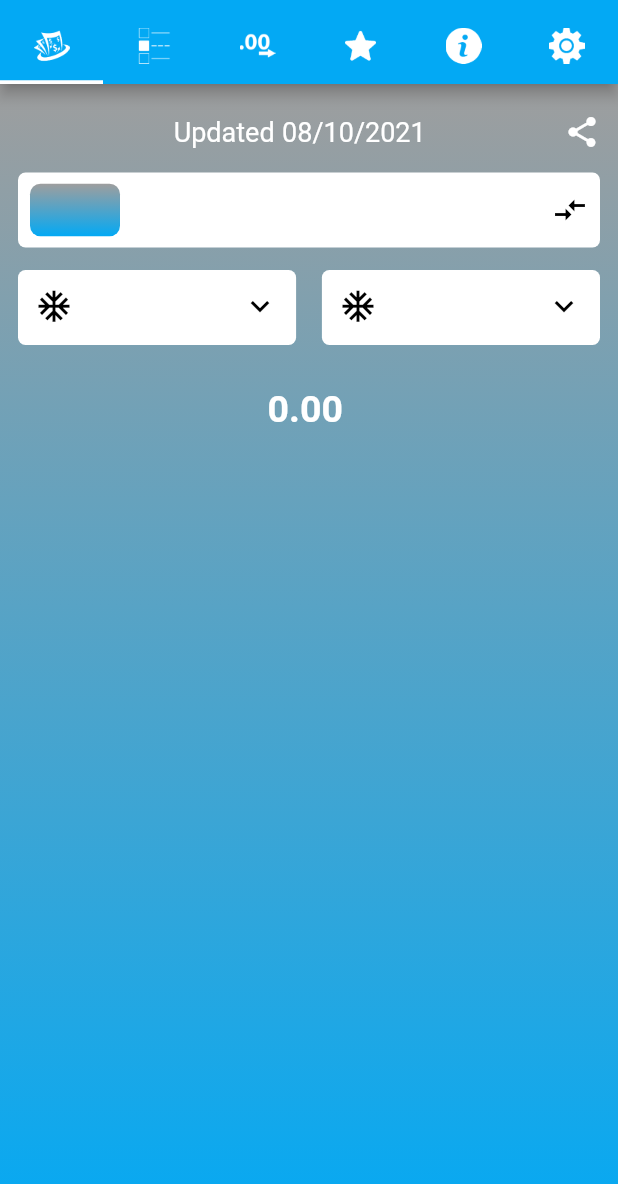
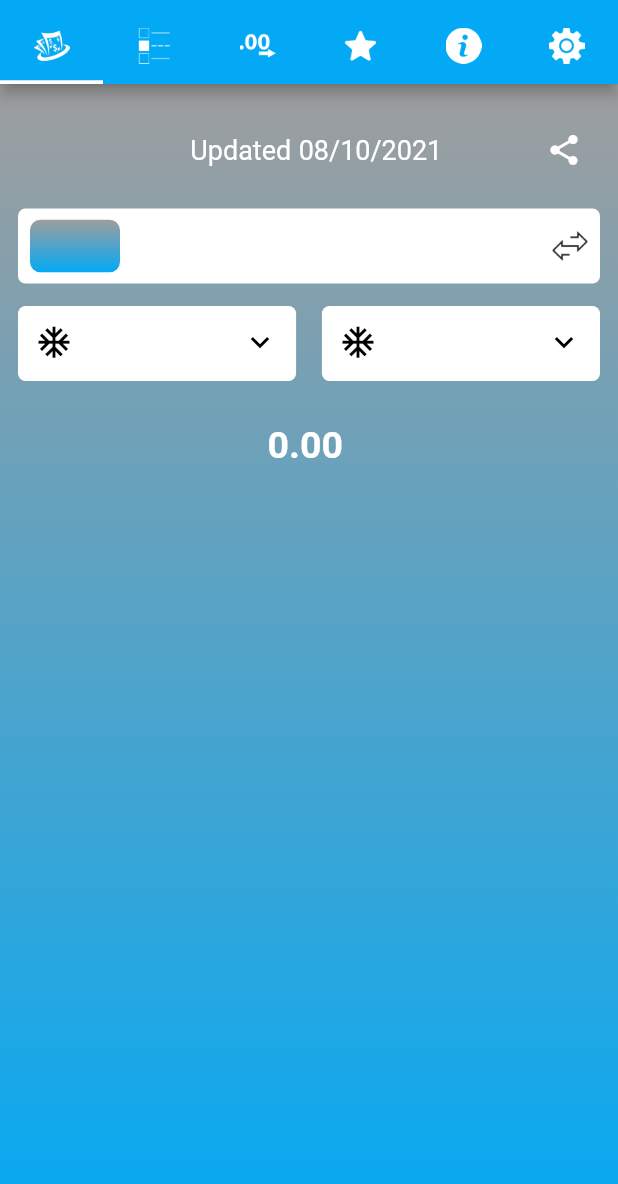
Before and after one commit to Officialchandan/currency_converter, a Flutter app: the screen it shows after launch, on a phone screen of 412 x 824 dp. Shown: the top 1184 px of the screen. Run offline on Flutter 3.47's test engine with Material 2 defaults, Android fonts, the phone set to English and light mode, and no system bars; our stand-ins replace dio, easy_localization, flutter_colorpicker, google_fonts, math_expressions, share and 2 more.

Commit message:
Day 10 E

```diff
--- a/lib/API/apis.dart
+++ b/lib/API/apis.dart
@@ -1,7 +1,7 @@
 import 'package:currency_converter/Models/model.dart';
 import 'package:dio/dio.dart';
 
-class  Apiclass {
+class Apiclass {
   static Future<Map<String, double>> getUser() async {
     String url =
         "https://www.currency.wiki/api/currency/quotes/784565d2-9c14-4b25-8235-06f6c5029b15";
--- a/lib/Models/converter_data.dart
+++ b/lib/Models/converter_data.dart
@@ -4,13 +4,13 @@
 
 import 'dart:convert';
 
+import 'package:flutter/widgets.dart';
+
 class ConverterData {
-  ConverterData({
-    required this.from,
-    this.to,
-  });
+  List<String> m = [];
+  ConverterData({this.from, this.to});
 
-  Map<String, double> from;
+  Map<String, double>? from;
   Map<String, double>? to;
 
   factory ConverterData.fromJson(String str) =>
@@ -32,7 +32,7 @@ class ConverterData {
   Map<String, dynamic> toMap() => {
         "from": from == null
             ? null
-            : Map.from(from).map((k, v) => MapEntry<String, dynamic>(k, v)),
+            : Map.from(from!).map((k, v) => MapEntry<String, dynamic>(k, v)),
         "to": to == null
             ? null
             : Map.from(to!).map((k, v) => MapEntry<String, dynamic>(k, v)),
--- a/lib/Themes/colors.dart
+++ b/lib/Themes/colors.dart
@@ -1,40 +1,40 @@
-
-
-
 import 'package:flutter/material.dart';
 import 'package:shared_preferences/shared_preferences.dart';
 
 class MyColors {
+  static Color colorPrimary =
+      Colors.lightBlue; //{ this is a color ,which change whole theme }
+  static Color firstthemecolorgr1 = Colors
+      .grey; //{ this is a gradient color of theme which is always with  'firstthemecolorgr' }
 
-  static Color colorPrimary =  Colors.lightBlue; //{ this is a color ,which change whole theme }
-  static Color firstthemecolorgr1 = Colors.grey;  //{ this is a gradient color of theme which is always with  'firstthemecolorgr' }
+  static Color calcuColor = Color(
+      0xFFB2BBF5); //{  this is a color of calculator button, we need to take this because some time it change some time not}
+  static Color textColor =
+      Colors.white; //{ this is color of all text except textfield text}
+  static Color insideTextFieldColor =
+      Colors.black; //{ this is a color of text,which is inside textField }
 
-  static Color calcuColor = Color(0xFFB2BBF5);  //{  this is a color of calculator button, we need to take this because some time it change some time not}
-  static Color textColor =Colors.white;  //{ this is color of all text except textfield text}
-  static Color insideTextFieldColor=Colors.black;  //{ this is a color of text,which is inside textField }
+  static bool checkBoxValue1 = true; //{ this boolean for date format dd/mm/yy}
+  static bool checkBoxValue2 = false; //{ this boolean for date format mm/dd/yy}
 
-  static bool checkBoxValue1=true;  //{ this boolean for date format dd/mm/yy}
-  static bool checkBoxValue2=false;  //{ this boolean for date format mm/dd/yy}
+  static bool datemm = false; //{ this boolean for date format dd/mm/yy}
+  static bool datedd = true; //{ this boolean for date format mm/dd/yy}
 
-  static bool datemm=false;  //{ this boolean for date format dd/mm/yy}
-  static bool datedd=true;  //{ this boolean for date format mm/dd/yy}
+  static int textSize =
+      2; //{ This is integer value of size ,to increment or decrement the size of fonts}
+  static bool fontsmall = false; //{ this is for doing small font by a variable}
+  static bool fontmedium =
+      true; //{ this is also same like about but it is for medium font and it will be by default}
+  static bool fontlarge = false; //{ this is for large font }
 
-  static int textSize=2;  //{ This is integer value of size ,to increment or decrement the size of fonts}
-  static bool fontsmall = false;  //{ this is for doing small font by a variable}
-  static bool fontmedium = true;  //{ this is also same like about but it is for medium font and it will be by default}
-  static  bool fontlarge = false;  //{ this is for large font }
+  static int decimalformat = 2;
 
-  static int decimalformat=2;
-
-  static List <bool> boolDecimalFormate=[false,true,false,false,false,false];
-
-
-
-
-
-
-
-
-
-
+  static List<bool> boolDecimalFormate = [
+    false,
+    true,
+    false,
+    false,
+    false,
+    false
+  ];
 }
--- a/lib/pages/add_currency_screen.dart
+++ b/lib/pages/add_currency_screen.dart
@@ -154,7 +154,7 @@ class _AddCurrencyState extends State<AddCurrency> {
                               setState(() {});
                             },
                             child: Icon(
-                              Icons.remove_circle_rounded,
+                              Icons.close,
                               size: 29,
                               color: MyColors.colorPrimary,
                             )),
--- a/lib/pages/home/home_page.dart
+++ b/lib/pages/home/home_page.dart
@@ -345,6 +345,7 @@ class CurrencyData {
   double value;
   bool favorite = false;
   bool changeIcon = false;
+  TextEditingController controller = TextEditingController();
 
   CurrencyData(
       {required this.key,
--- a/lib/pages/home/home_tab.dart
+++ b/lib/pages/home/home_tab.dart
@@ -1,8 +1,12 @@
+import 'dart:io';
+
 import 'package:currency_converter/Models/converter_data.dart';
 import 'package:currency_converter/Themes/colors.dart';
 import 'package:currency_converter/utils/constants.dart';
 import 'package:dio/dio.dart';
 import 'package:easy_localization/src/public_ext.dart';
+
+import 'package:share/share.dart';
 import 'package:flutter/material.dart';
 import 'package:math_expressions/math_expressions.dart';
 import 'package:shared_preferences/shared_preferences.dart';
@@ -44,7 +48,7 @@ class _TapHomeState extends State<TapHome> {
   String currencyCodeFrom = "";
   String currencyCodeTo = "";
   Map<String, double> cresult = {};
-
+  String text = '';
   @override
   void initState() {
     getCurrencyCode();
@@ -79,7 +83,6 @@ class _TapHomeState extends State<TapHome> {
 
   @override
   Widget build(BuildContext context) {
-    var appheight = MediaQuery.of(context).size.height;
     var appwidth = MediaQuery.of(context).size.width;
     return Scaffold(
       backgroundColor: Colors.transparent,
@@ -91,7 +94,7 @@ class _TapHomeState extends State<TapHome> {
               Column(
                 crossAxisAlignment: CrossAxisAlignment.start,
                 children: [
-                  Container(
+                  SizedBox(
                     child: Row(
                       mainAxisAlignment: MainAxisAlignment.spaceBetween,
                       children: <Widget>[
@@ -145,11 +148,11 @@ class _TapHomeState extends State<TapHome> {
                                   ),
                           ],
                         ),
-                        SizedBox(
-                            // width: appwidth * 0.05,
-                            ),
-                        const Icon(
-                          Icons.share,
+                        IconButton(
+                          onPressed: () async {
+                            _onShareWithEmptyOrigin(context);
+                          },
+                          icon: const Icon(Icons.share),
                           color: Colors.white,
                         )
                       ],
@@ -234,7 +237,7 @@ class _TapHomeState extends State<TapHome> {
                           ),
                         ),
                         Padding(
-                          padding: EdgeInsets.only(right: 8.0),
+                          padding: const EdgeInsets.only(right: 8.0),
                           child: Center(
                             child: InkWell(
                                 onTap: () {
@@ -253,11 +256,10 @@ class _TapHomeState extends State<TapHome> {
                                   getConverterAPI(currencyCodeFrom,
                                       currencyCodeTo, calculateCurrency.text);
                                 },
-                              child: Icon(
-                                Icons.compare_arrows_outlined,
-                                color: MyColors.insideTextFieldColor,
-                              ),
-                            ),
+                                child: Image.asset(
+                                  "assets/right-left.png",
+                                  scale: 8,
+                                )),
                           ),
                         ),
                       ],
@@ -408,7 +410,9 @@ class _TapHomeState extends State<TapHome> {
                             )
                           : const Text(""),
                   Center(
-                    child: Row(
+                    child: _isContainerVisible || _isContainerVisibleTwo
+                        ? Container()
+                        : Row(
                             mainAxisAlignment: MainAxisAlignment.center,
                             children: [
                               Text(
@@ -443,9 +447,10 @@ class _TapHomeState extends State<TapHome> {
                 ],
               ),
               _isContainerVisible
-                  ? Positioned(
-                      top: MediaQuery.of(context).size.height * 00.232,
-                      child: const Icon(
+                  ? const Positioned(
+                      // top: MediaQuery.of(context).size.height * 00.232,
+                      top: 161,
+                      child: Icon(
                         Icons.arrow_drop_up,
                         size: 50,
                         color: Colors.white,
@@ -453,7 +458,8 @@ class _TapHomeState extends State<TapHome> {
                   : Container(),
               _isContainerVisibleTwo
                   ? Positioned(
-                      top: MediaQuery.of(context).size.height * 00.232,
+                      // top: MediaQuery.of(context).size.height * 00.232,
+                      top: 161,
                       left: MediaQuery.of(context).size.width * 00.480,
                       child: const Icon(
                         Icons.arrow_drop_up,
@@ -481,11 +487,11 @@ class _TapHomeState extends State<TapHome> {
       if (response.statusCode == 200) {
         ConverterData converterData =
             ConverterData.fromJson(response.toString());
-        debugPrint("last data from -> ${converterData.from.entries.last}");
+        debugPrint("last data from -> ${converterData.from!.entries.last}");
         debugPrint("last data to -> ${converterData.to!.entries.last}");
 
         double a =
-            double.parse(converterData.from.entries.last.value.toString());
+            double.parse(converterData.from!.entries.last.value.toString());
         double b =
             double.parse(converterData.to!.entries.last.value.toString());
         conversionRate = ((a * 100) / (b * 100)) * (double.parse(rate));
@@ -504,17 +510,24 @@ class _TapHomeState extends State<TapHome> {
     return cresult;
   }
 
+  _onShareWithEmptyOrigin(BuildContext context) async {
+    await Share.share(
+        "https://play.google.com/store/apps/details?id=com.tencent.ig");
+  }
+
   showCalculator(BuildContext context) {
     showModalBottomSheet(
         barrierColor: Colors.transparent,
-        // isDismissible: true,
+        isDismissible: true,
         context: context,
         builder: (BuildContext context) {
           buttonPressed(String buttonText) {
             setState(() {
-              if (buttonText == "C") {
+              if (buttonText == "c") {
                 isbool = true;
                 equation = "0";
+                calculateCurrency.text = "0";
+
                 isbool = false;
                 equationFontSize = 38.0;
                 resultFontSize = 48.0;
@@ -606,7 +619,7 @@ class _TapHomeState extends State<TapHome> {
             );
           }
 
-          return Container(
+          return SizedBox(
               width: MediaQuery.of(context).size.width * .75,
               height: MediaQuery.of(context).size.height * 0.35,
               child: Column(
@@ -615,9 +628,9 @@ class _TapHomeState extends State<TapHome> {
                     // mainAxisAlignment: MainAxisAlignment.start,
                     crossAxisAlignment: CrossAxisAlignment.start,
                     children: <Widget>[
-                      Container(
+                      SizedBox(
                         width: MediaQuery.of(context).size.width * .75,
-                        height: MediaQuery.of(context).size.height * 0.35,
+                        height: MediaQuery.of(context).size.height * 0.36 / 2,
                         child: Table(
                           children: [
                             TableRow(children: [
@@ -648,7 +661,7 @@ class _TapHomeState extends State<TapHome> {
                           ],
                         ),
                       ),
-                      Container(
+                      SizedBox(
                           width: MediaQuery.of(context).size.width * 0.25,
                           child: Table(children: [
                             TableRow(children: [
--- a/pubspec.yaml
+++ b/pubspec.yaml
@@ -45,8 +45,8 @@ dependencies:
   rating_bar: ^0.2.0
   url_launcher: ^6.0.12
   easy_localization:
-
-
+  share:
+  image_picker:
   webview_flutter: ^2.1.1
 
 
```
Also changed, not shown: lib/pages/second_screen.dart (+98 -69 lines), assets/cross.png (added), assets/right-left.png (added), assets/up-down.png (added), pubspec.lock. Lines whose indentation alone changed are shown as unchanged.
